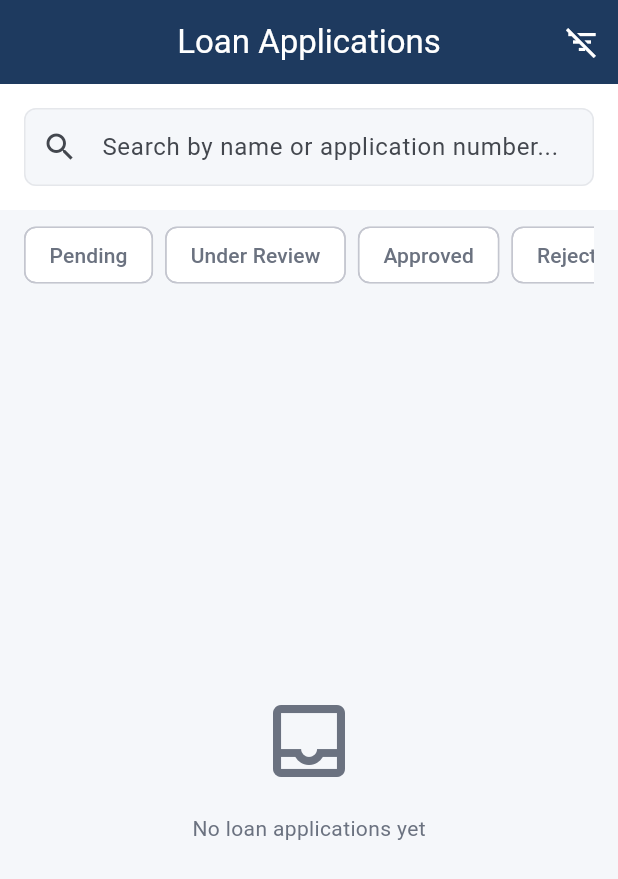
After one commit to iamsumitmandloi/loan_ease, a Flutter app: the LoanListScreen screen opened by its route, after a tap on the "filter list" icon, on a phone screen of 412 x 824 dp. The commit adds this screen. Shown: the top 879 px of the screen. Run offline on Flutter 3.47's test engine with Material 3 defaults, Android fonts, the phone set to English and light mode, and no system bars; our stand-ins replace dio, equatable, flutter_bloc, flutter_slidable, flutter_staggered_animations, get_it and 3 more; accounts and stored records are empty; network calls fail.

Commit message:
feat(loans): implement loan list with filters
- Create LoanListScreen with search and filter functionality
- Add staggered list animation using flutter_staggered_animations
- Implement swipe actions (approve/reject) with flutter_slidable
- Add filter chips for status filtering
- Confirmation dialogs for approve/reject actions
- Implements: Staggered animation, Swipe actions

```diff
--- a/lib/core/router.dart
+++ b/lib/core/router.dart
@@ -5,6 +5,7 @@ import '../presentation/screens/splash_screen.dart';
 import '../presentation/screens/login_screen.dart';
 import '../presentation/screens/otp_screen.dart';
 import '../presentation/screens/dashboard_screen.dart';
+import '../presentation/screens/loan_list_screen.dart';
 
 /// Route names as constants - prevents typos
 class Routes {
@@ -63,13 +64,13 @@ final appRouter = GoRouter(
       ),
     ),
 
-    // Loan list (TODO)
+    // Loan list
     GoRoute(
       path: Routes.loanList,
       name: 'loanList',
       pageBuilder: (context, state) => _buildSlideTransition(
         state,
-        const Scaffold(body: Center(child: Text('Loan List - TODO'))),
+        const LoanListScreen(),
       ),
     ),
 
--- /dev/null
+++ b/lib/presentation/screens/loan_list_screen.dart
@@ -0,0 +1,363 @@
+import 'package:flutter/material.dart';
+import 'package:flutter_bloc/flutter_bloc.dart';
+import 'package:flutter_slidable/flutter_slidable.dart';
+import 'package:flutter_staggered_animations/flutter_staggered_animations.dart';
+import 'package:go_router/go_router.dart';
+import '../../core/di.dart';
+import '../../core/theme.dart';
+import '../../data/models/loan_model.dart';
+import '../blocs/loan_list/loan_list_bloc.dart';
+import '../widgets/loan_card.dart';
+import '../widgets/status_badge.dart';
+
+/// Loan list screen with search, filter, sort, and swipe actions
+/// Implements: Staggered animation, Swipe actions
+class LoanListScreen extends StatefulWidget {
+  const LoanListScreen({super.key});
+
+  @override
+  State<LoanListScreen> createState() => _LoanListScreenState();
+}
+
+class _LoanListScreenState extends State<LoanListScreen> {
+  late LoanListBloc _loanListBloc;
+  final _searchController = TextEditingController();
+  bool _showFilters = false;
+
+  @override
+  void initState() {
+    super.initState();
+    _loanListBloc = getIt<LoanListBloc>();
+    _loanListBloc.add(LoadLoans());
+  }
+
+  @override
+  void dispose() {
+    _searchController.dispose();
+    _loanListBloc.close();
+    super.dispose();
+  }
+
+  void _onSearch(String query) {
+    _loanListBloc.add(SearchLoans(query));
+  }
+
+  void _toggleFilter(LoanStatus status) {
+    final currentFilters = Set<LoanStatus>.from(
+      (_loanListBloc.state).statusFilters,
+    );
+    if (currentFilters.contains(status)) {
+      currentFilters.remove(status);
+    } else {
+      currentFilters.add(status);
+    }
+    _loanListBloc.add(FilterByStatus(currentFilters));
+  }
+
+  void _approveLoan(LoanModel loan) {
+    showDialog(
+      context: context,
+      builder: (context) => AlertDialog(
+        title: const Text('Approve Loan'),
+        content: Text('Approve loan for ${loan.businessName}?'),
+        actions: [
+          TextButton(
+            onPressed: () => Navigator.pop(context),
+            child: const Text('Cancel'),
+          ),
+          ElevatedButton(
+            onPressed: () {
+              Navigator.pop(context);
+              _loanListBloc.add(UpdateLoanStatus(
+                loanId: loan.id,
+                newStatus: LoanStatus.approved,
+              ));
+            },
+            style: ElevatedButton.styleFrom(
+              backgroundColor: AppColors.approved,
+            ),
+            child: const Text('Approve'),
+          ),
+        ],
+      ),
+    );
+  }
+
+  void _rejectLoan(LoanModel loan) {
+    final reasonController = TextEditingController();
+
+    showDialog(
+      context: context,
+      builder: (context) => AlertDialog(
+        title: const Text('Reject Loan'),
+        content: Column(
+          mainAxisSize: MainAxisSize.min,
+          crossAxisAlignment: CrossAxisAlignment.start,
+          children: [
+            Text('Reject loan for ${loan.businessName}?'),
+            const SizedBox(height: 16),
+            TextField(
+              controller: reasonController,
+              decoration: const InputDecoration(
+                labelText: 'Rejection Reason',
+                hintText: 'Enter reason...',
+              ),
+              maxLines: 2,
+            ),
+          ],
+        ),
+        actions: [
+          TextButton(
+            onPressed: () => Navigator.pop(context),
+            child: const Text('Cancel'),
+          ),
+          ElevatedButton(
+            onPressed: () {
+              Navigator.pop(context);
+              _loanListBloc.add(UpdateLoanStatus(
+                loanId: loan.id,
+                newStatus: LoanStatus.rejected,
+                reason: reasonController.text.isNotEmpty
+                    ? reasonController.text
+                    : 'Rejected by loan officer',
+              ));
+            },
+            style: ElevatedButton.styleFrom(
+              backgroundColor: AppColors.rejected,
+            ),
+            child: const Text('Reject'),
+          ),
+        ],
+      ),
+    );
+  }
+
+  @override
+  Widget build(BuildContext context) {
+    return Scaffold(
+      backgroundColor: AppColors.background,
+      appBar: AppBar(
+        title: const Text('Loan Applications'),
+        actions: [
+          IconButton(
+            icon: Icon(_showFilters ? Icons.filter_list_off : Icons.filter_list),
+            onPressed: () => setState(() => _showFilters = !_showFilters),
+          ),
+        ],
+      ),
+      body: Column(
+        children: [
+          // Search bar
+          Container(
+            padding: const EdgeInsets.all(16),
+            color: Colors.white,
+            child: TextField(
+              controller: _searchController,
+              onChanged: _onSearch,
+              decoration: InputDecoration(
+                hintText: 'Search by name or application number...',
+                prefixIcon: const Icon(Icons.search),
+                suffixIcon: _searchController.text.isNotEmpty
+                    ? IconButton(
+                        icon: const Icon(Icons.clear),
+                        onPressed: () {
+                          _searchController.clear();
+                          _onSearch('');
+                        },
+                      )
+                    : null,
+                filled: true,
+                fillColor: AppColors.background,
+                border: OutlineInputBorder(
+                  borderRadius: BorderRadius.circular(12),
+                  borderSide: BorderSide.none,
+                ),
+              ),
+            ),
+          ),
+
+          // Filter chips (animated visibility)
+          AnimatedContainer(
+            duration: const Duration(milliseconds: 200),
+            height: _showFilters ? 60 : 0,
+            child: _showFilters ? _buildFilterChips() : null,
+          ),
+
+          // Loan list
+          Expanded(
+            child: BlocBuilder<LoanListBloc, LoanListState>(
+              bloc: _loanListBloc,
+              builder: (context, state) {
+                if (state.isLoading && state.loans.isEmpty) {
+                  return const Center(child: CircularProgressIndicator());
+                }
+
+                if (state.error != null && state.loans.isEmpty) {
+                  return Center(
+                    child: Column(
+                      mainAxisSize: MainAxisSize.min,
+                      children: [
+                        Icon(Icons.error_outline, size: 48, color: AppColors.error),
+                        const SizedBox(height: 16),
+                        Text(state.error!),
+                        const SizedBox(height: 16),
+                        ElevatedButton(
+                          onPressed: () => _loanListBloc.add(LoadLoans()),
+                          child: const Text('Retry'),
+                        ),
+                      ],
+                    ),
+                  );
+                }
+
+                if (state.filteredLoans.isEmpty) {
+                  return Center(
+                    child: Column(
+                      mainAxisSize: MainAxisSize.min,
+                      children: [
+                        Icon(Icons.inbox_outlined, size: 64, color: AppColors.textSecondary),
+                        const SizedBox(height: 16),
+                        Text(
+                          state.searchQuery.isNotEmpty || state.statusFilters.isNotEmpty
+                              ? 'No loans match your filters'
+                              : 'No loan applications yet',
+                          style: TextStyle(color: AppColors.textSecondary),
+                        ),
+                      ],
+                    ),
+                  );
+                }
+
+                return RefreshIndicator(
+                  onRefresh: () async {
+                    _loanListBloc.add(RefreshLoans());
+                  },
+                  child: AnimationLimiter(
+                    child: ListView.builder(
+                      padding: const EdgeInsets.all(16),
+                      itemCount: state.filteredLoans.length,
+                      itemBuilder: (context, index) {
+                        final loan = state.filteredLoans[index];
+
+                        return AnimationConfiguration.staggeredList(
+                          position: index,
+                          duration: const Duration(milliseconds: 375),
+                          child: SlideAnimation(
+                            verticalOffset: 50.0,
+                            child: FadeInAnimation(
+                              child: Padding(
+                                padding: const EdgeInsets.only(bottom: 12),
+                                child: _buildSlidableLoanCard(loan),
+                              ),
+                            ),
+                          ),
+                        );
+                      },
+                    ),
+                  ),
+                );
+              },
+            ),
+          ),
+        ],
+      ),
+    );
+  }
+
+  Widget _buildFilterChips() {
+    return BlocBuilder<LoanListBloc, LoanListState>(
+      bloc: _loanListBloc,
+      builder: (context, state) {
+        return Container(
+          padding: const EdgeInsets.symmetric(horizontal: 16),
+          child: ListView(
+            scrollDirection: Axis.horizontal,
+            children: LoanStatus.values.map((status) {
+              final isSelected = state.statusFilters.contains(status);
+              return Padding(
+                padding: const EdgeInsets.only(right: 8),
+                child: FilterChip(
+                  label: Text(_getStatusLabel(status)),
+                  selected: isSelected,
+                  onSelected: (_) => _toggleFilter(status),
+                  selectedColor: _getStatusColor(status).withOpacity(0.2),
+                  checkmarkColor: _getStatusColor(status),
+                  labelStyle: TextStyle(
+                    color: isSelected ? _getStatusColor(status) : AppColors.textSecondary,
+                  ),
+                ),
+              );
+            }).toList(),
+          ),
+        );
+      },
+    );
+  }
+
+  Widget _buildSlidableLoanCard(LoanModel loan) {
+    // Only allow swipe actions for pending/under_review loans
+    final canTakeAction = loan.status == LoanStatus.pending ||
+                          loan.status == LoanStatus.underReview;
+
+    if (!canTakeAction) {
+      return LoanCard(
+        loan: loan,
+        onTap: () => context.push('/loans/${loan.id}'),
+      );
+    }
+
+    return Slidable(
+      key: ValueKey(loan.id),
+      startActionPane: ActionPane(
+        motion: const BehindMotion(),
+        children: [
+          SlidableAction(
+            onPressed: (_) => _approveLoan(loan),
+            backgroundColor: AppColors.approved,
+            foregroundColor: Colors.white,
+            icon: Icons.check,
+            label: 'Approve',
+            borderRadius: const BorderRadius.horizontal(left: Radius.circular(12)),
+          ),
+        ],
+      ),
+      endActionPane: ActionPane(
+        motion: const BehindMotion(),
+        children: [
+          SlidableAction(
+            onPressed: (_) => _rejectLoan(loan),
+            backgroundColor: AppColors.rejected,
+            foregroundColor: Colors.white,
+            icon: Icons.close,
+            label: 'Reject',
+            borderRadius: const BorderRadius.horizontal(right: Radius.circular(12)),
+          ),
+        ],
+      ),
+      child: LoanCard(
+        loan: loan,
+        onTap: () => context.push('/loans/${loan.id}'),
+      ),
+    );
+  }
+
+  String _getStatusLabel(LoanStatus status) {
+    switch (status) {
+      case LoanStatus.pending: return 'Pending';
+      case LoanStatus.underReview: return 'Under Review';
+      case LoanStatus.approved: return 'Approved';
+      case LoanStatus.rejected: return 'Rejected';
+      case LoanStatus.disbursed: return 'Disbursed';
+    }
+  }
+
+  Color _getStatusColor(LoanStatus status) {
+    switch (status) {
+      case LoanStatus.pending: return AppColors.pending;
+      case LoanStatus.underReview: return AppColors.underReview;
+      case LoanStatus.approved: return AppColors.approved;
+      case LoanStatus.rejected: return AppColors.rejected;
+      case LoanStatus.disbursed: return AppColors.disbursed;
+    }
+  }
+}
```
